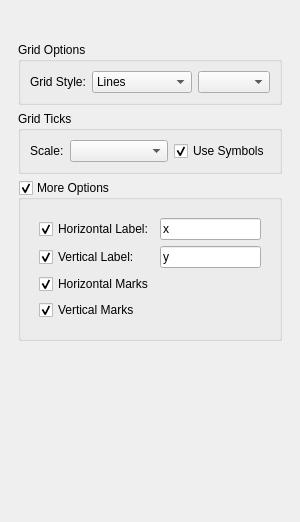
Before: the Qt Designer form src/spaceoptions.ui in KDE/khipu, drawn with Qt 5.
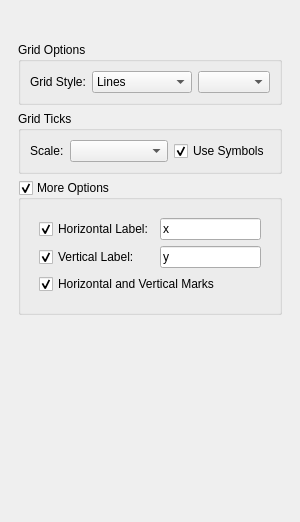
After: the same form once the commit is applied. Custom widgets are drawn as their Qt base class.

Commit message: Removed the 2 checkboxes for horizontal and vertical marks and instead used one for both

```diff
--- a/src/spaceoptions.ui
+++ b/src/spaceoptions.ui
@@ -222,17 +222,7 @@
               <item>
                <widget class="QCheckBox" name="horizontalMarks">
                 <property name="text">
-                 <string>Horizontal Marks</string>
-                </property>
-                <property name="checked">
-                 <bool>true</bool>
-                </property>
-               </widget>
-              </item>
-              <item>
-               <widget class="QCheckBox" name="verticalMarks">
-                <property name="text">
-                 <string>Vertical Marks</string>
+                 <string>Horizontal and Vertical Marks</string>
                 </property>
                 <property name="checked">
                  <bool>true</bool>
```
Left out of the diff: 2 changed lines with no effect on the pictures. The commit also changes 1 other file.
